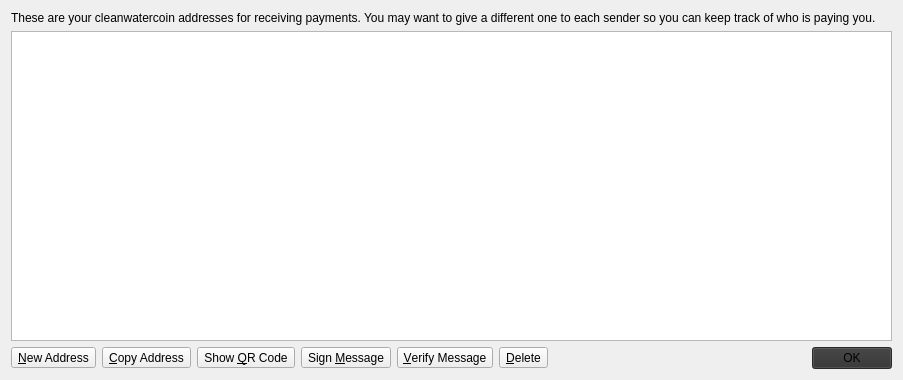
Above: src/qt/forms/addressbookpage.ui from DaElf/bitcoin before the change. Below: the same form after it.
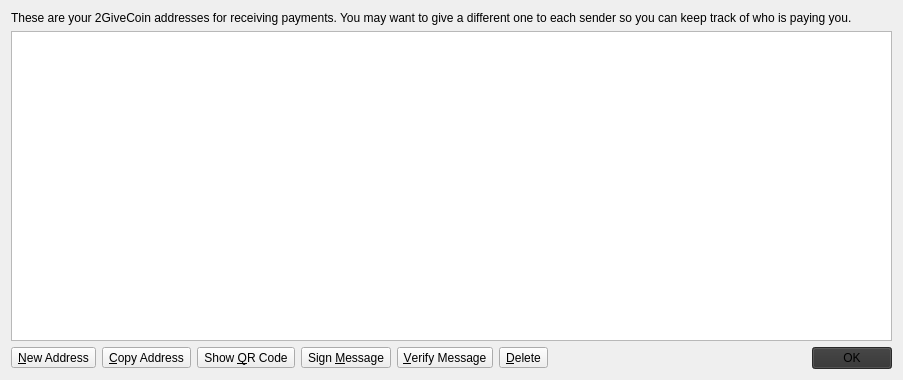
That is the form after the change. Icons and pictures are not drawn.

Diff of the .ui file:
```diff
--- a/src/qt/forms/addressbookpage.ui
+++ b/src/qt/forms/addressbookpage.ui
@@ -17,7 +17,7 @@
    <item>
     <widget class="QLabel" name="labelExplanation">
      <property name="text">
-      <string>These are your cleanwatercoin addresses for receiving payments. You may want to give a different one to each sender so you can keep track of who is paying you.</string>
+      <string>These are your 2GiveCoin addresses for receiving payments. You may want to give a different one to each sender so you can keep track of who is paying you.</string>
      </property>
      <property name="textFormat">
       <enum>Qt::PlainText</enum>
```
Left out of the diff: 4 changed lines with no effect on the pictures.
